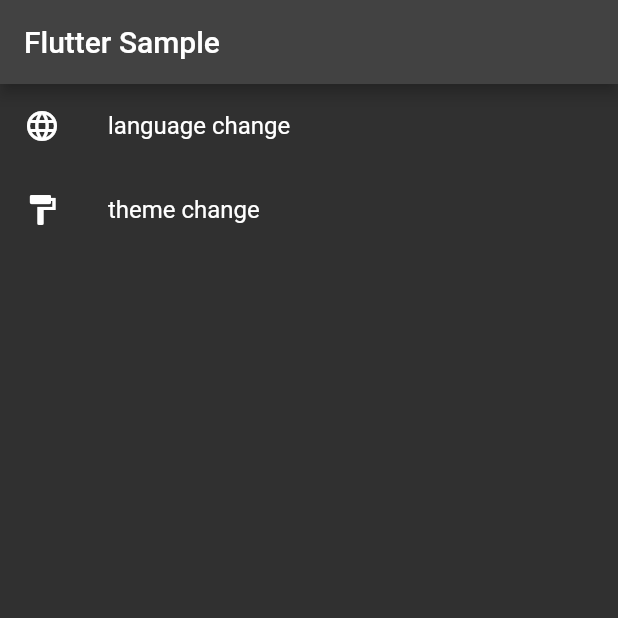
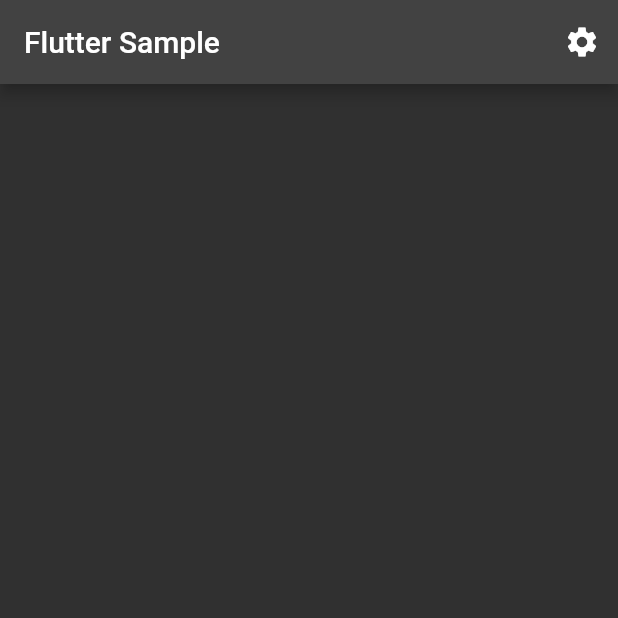
Before and after one commit to wuyue92tree/flutter_sample, a Flutter app: the screen it shows after launch, on a phone screen of 412 x 824 dp, the top half of it. Run offline on Flutter 3.47's test engine with Material 2 defaults, Android fonts, the light colour scheme and no system bars; our stand-ins replace get, shared_preferences.

Commit message:
add setting page & move language/theme as children

```diff
--- a/lib/pages/home/home_page.dart
+++ b/lib/pages/home/home_page.dart
@@ -12,23 +12,17 @@ class HomePage extends StatelessWidget {
     return Scaffold(
       appBar: AppBar(
         title: Text("Flutter Sample".tr),
+        actions: [
+          IconButton(
+            onPressed: () => {
+              Get.toNamed(AppRoutes.setting),
+            },
+            icon: Icon(Icons.settings),
+          ),
+        ],
       ),
       body: ListView(
         children: [
-          ListTile(
-            title: Text("language change".tr),
-            leading: Icon(Icons.language),
-            onTap: () => {
-              Get.toNamed(AppRoutes.languageChange),
-            },
-          ),
-          ListTile(
-            title: Text("theme change".tr),
-            leading: Icon(Icons.format_paint),
-            onTap: () => {
-              Get.toNamed(AppRoutes.themeChange),
-            },
-          )
         ],
       ),
     );
--- /dev/null
+++ b/lib/pages/setting/setting_binding.dart
@@ -0,0 +1,10 @@
+import 'package:get/get.dart';
+
+import 'setting_controller.dart';
+
+class SettingBinding extends Bindings {
+  @override
+  void dependencies() {
+    Get.lazyPut(() => SettingController());
+  }
+}
--- /dev/null
+++ b/lib/pages/setting/setting_controller.dart
@@ -0,0 +1,5 @@
+import 'package:get/get.dart';
+
+class SettingController extends GetxController {
+
+}
--- a/lib/routes/app_pages.dart
+++ b/lib/routes/app_pages.dart
@@ -1,9 +1,11 @@
 import 'package:flutter_sample/pages/home/home_binding.dart';
 import 'package:flutter_sample/pages/home/home_page.dart';
-import 'package:flutter_sample/pages/language_change/language_change_binding.dart';
-import 'package:flutter_sample/pages/language_change/language_change_page.dart';
-import 'package:flutter_sample/pages/theme_change/theme_change_binding.dart';
-import 'package:flutter_sample/pages/theme_change/theme_change_page.dart';
+import 'package:flutter_sample/pages/setting/language_change/language_change_binding.dart';
+import 'package:flutter_sample/pages/setting/language_change/language_change_page.dart';
+import 'package:flutter_sample/pages/setting/setting_binding.dart';
+import 'package:flutter_sample/pages/setting/setting_page.dart';
+import 'package:flutter_sample/pages/setting/theme_change/theme_change_binding.dart';
+import 'package:flutter_sample/pages/setting/theme_change/theme_change_page.dart';
 import 'package:flutter_sample/pages/unknown/unknown_binding.dart';
 import 'package:flutter_sample/pages/welcome/welcome_binding.dart';
 import 'package:flutter_sample/pages/welcome/welcome_page.dart';
@@ -30,14 +32,21 @@ class AppPages {
       binding: HomeBinding(),
     ),
     GetPage(
-      name: AppRoutes.languageChange,
+      name: AppRoutes.setting,
+      page: () => SettingPage(),
+      binding: SettingBinding(),
+      children: [
+        GetPage(
+          name: AppRoutes.languageChange.replaceAll(AppRoutes.setting, ''),
           page: () => LanguageChangePage(),
           binding: LanguageChangeBinding(),
         ),
         GetPage(
-      name: AppRoutes.themeChange,
+          name: AppRoutes.themeChange.replaceAll(AppRoutes.setting, ''),
           page: () => ThemeChangePage(),
           binding: ThemeChangeBinding(),
         ),
+      ],
+    ),
   ];
 }
--- a/lib/routes/app_routes.dart
+++ b/lib/routes/app_routes.dart
@@ -2,6 +2,8 @@ class AppRoutes {
   static final welcome = "/welcome";
   static final home = "/home";
   static final unknown = "/unknown";
-  static final languageChange = "/languageChange";
-  static final themeChange = "/themeChange";
+
+  static final setting = "/setting";
+  static final languageChange = setting + "/languageChange";
+  static final themeChange = setting + "/themeChange";
 }
```
Also changed, not shown: lib/pages/setting/setting_page.dart (added, +36 -0 lines), lib/pages/setting/language_change/language_change_binding.dart (renamed from lib/pages/language_change/language_change_binding.dart), lib/pages/setting/language_change/language_change_controller.dart (renamed from lib/pages/language_change/language_change_controller.dart), lib/pages/setting/language_change/language_change_page.dart (renamed from lib/pages/language_change/language_change_page.dart), lib/pages/setting/theme_change/theme_change_binding.dart (renamed from lib/pages/theme_change/theme_change_binding.dart), lib/pages/setting/theme_change/theme_change_controller.dart (renamed from lib/pages/theme_change/theme_change_controller.dart), lib/pages/setting/theme_change/theme_change_page.dart (renamed from lib/pages/theme_change/theme_change_page.dart). Lines whose indentation alone changed are shown as unchanged.
